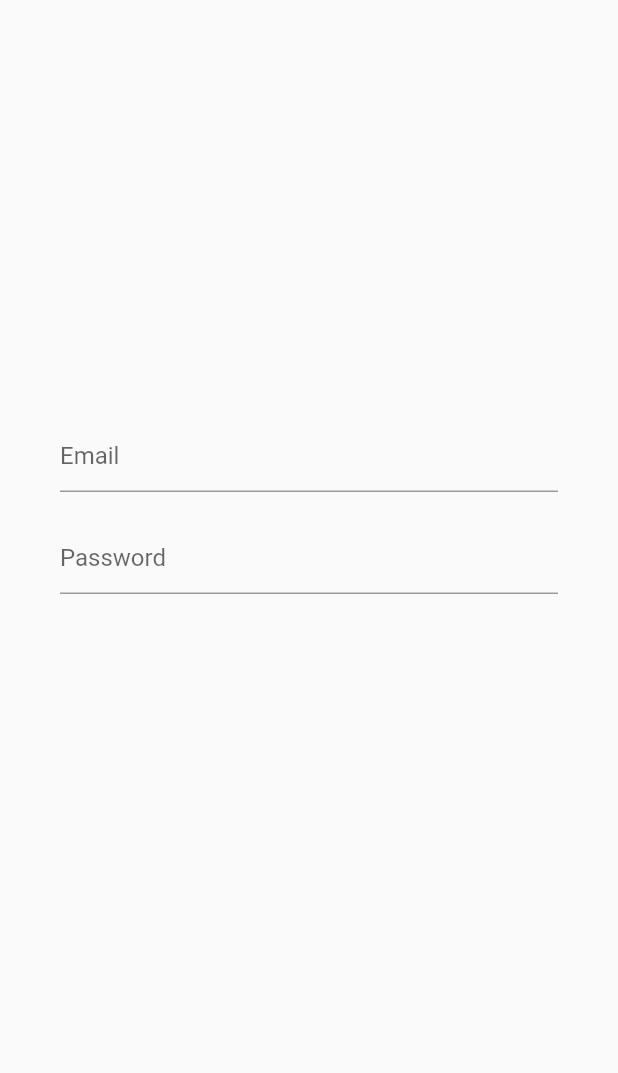
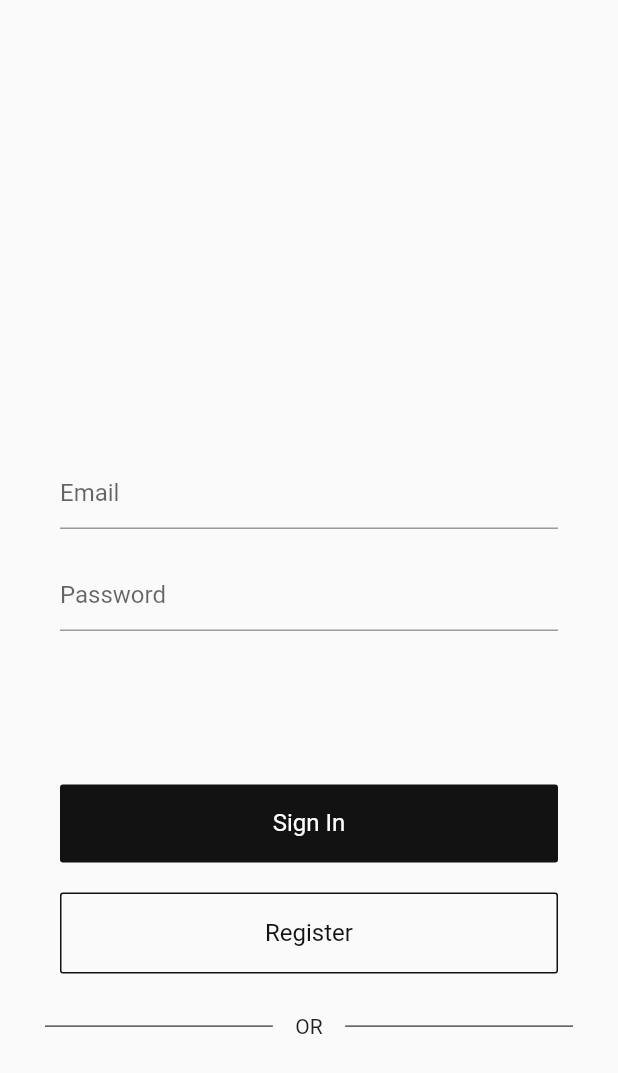
Before and after one commit to madsamarty/Mega-Home, a Flutter app: the screen it shows after launch, on a phone screen of 412 x 824 dp. Shown: the top 1073 px of the screen. Run offline on Flutter 3.47's test engine with Material 2 defaults, Android fonts, the light colour scheme and no system bars; our stand-ins replace flutter_form_builder, get.

Commit message:
sec commit

```diff
--- a/lib/constance.dart
+++ b/lib/constance.dart
@@ -25,7 +25,7 @@ MaterialColor primaryColorTheme = const MaterialColor(
     900: Color(0xFFd14c4c),
   },
 );
-const btnBgColor = Color(0xFF800000);
+const btnBgColor = Color(0xFF121212);
 const btnTxtColor = Color.fromRGBO(255, 255, 255, 1.0);
 
 const CACHED_USER_DATA = "CACHED_USER_DATA";
@@ -33,9 +33,3 @@ const CACHED_USER_DATA = "CACHED_USER_DATA";
 const kTileHeight = 50.0;
 const inProgressColor = Colors.black87;
 const todoColor = Color(0xffd1d2d7);
-
-enum Pages {
-  DeliveryTime,
-  AddAddress,
-  Summary,
-}
--- a/lib/view/auth/login_view.dart
+++ b/lib/view/auth/login_view.dart
@@ -2,25 +2,30 @@ import 'dart:developer';
 
 import 'package:flutter/material.dart';
 import 'package:get/get.dart';
+import 'package:mega_home/constance.dart';
 import 'package:mega_home/core/view_model/auth_view_model.dart';
+import 'package:mega_home/view/custom_widgets/custom_text_button.dart';
 import 'package:mega_home/view/custom_widgets/custom_text_from_field.dart';
+import 'package:mega_home/view/custom_widgets/horizontal_or_line.dart';
 
 class LoginView extends GetWidget<AuthViewModel> {
-  const LoginView({Key? key}) : super(key: key);
+  LoginView({Key? key}) : super(key: key);
+  final EdgeInsets _customPadding =
+      const EdgeInsets.symmetric(vertical: 10, horizontal: 20);
 
   @override
   Widget build(BuildContext context) {
+    double _screenHeight = MediaQuery.of(context).size.height;
     return Scaffold(
       body: Container(
         padding: const EdgeInsets.all(20),
         child: Column(
           children: [
-            const SizedBox(
-              height: 250,
+            SizedBox(
+              height: _screenHeight / 3,
             ),
             Container(
-                padding:
-                    const EdgeInsets.symmetric(vertical: 10, horizontal: 20),
+                padding: _customPadding,
                 child: CustomTextFromField(
                   controller: controller.emailController,
                   hint: 'Email',
@@ -28,14 +33,38 @@ class LoginView extends GetWidget<AuthViewModel> {
                   validator: (validator) {},
                 )),
             Container(
-                padding:
-                    const EdgeInsets.symmetric(vertical: 10, horizontal: 20),
+                padding: _customPadding,
                 child: CustomTextFromField(
                   controller: controller.passwordController,
                   hint: 'Password',
                   onSave: (save) {},
                   validator: (validator) {},
                 )),
+            SizedBox(
+              height: MediaQuery.of(context).size.height / 10,
+            ),
+            Container(
+              padding: _customPadding,
+              child: CustomTextButton(
+                onPress: () {},
+                title: "Sign In",
+              ),
+            ),
+            Container(
+              padding: _customPadding,
+              child: Container(
+                decoration: BoxDecoration(
+                    borderRadius: BorderRadius.circular(2),
+                    border: Border.all(color: btnBgColor)),
+                child: CustomTextButton(
+                  onPress: () {},
+                  title: "Register",
+                  backgroundColor: Colors.transparent,
+                  textColor: btnBgColor,
+                ),
+              ),
+            ),
+            const HorizontalOrLine(label: "OR", height: 20)
           ],
         ),
       ),
--- a/lib/view/custom_widgets/custom_flat_button.dart
+++ b/lib/view/custom_widgets/custom_text_button.dart
@@ -24,7 +24,9 @@ class CustomTextButton extends StatelessWidget {
         onPress();
       },
       style: TextButton.styleFrom(
-          shape: RoundedRectangleBorder(borderRadius: BorderRadius.circular(5)),
+          shape: RoundedRectangleBorder(
+            borderRadius: BorderRadius.circular(2),
+          ),
           padding: const EdgeInsets.all(18),
           backgroundColor: backgroundColor,
           textStyle: const TextStyle(fontWeight: FontWeight.bold)),
--- /dev/null
+++ b/lib/view/custom_widgets/horizontal_or_line.dart
@@ -0,0 +1,38 @@
+import 'package:flutter/material.dart';
+import 'package:flutter/widgets.dart';
+
+class HorizontalOrLine extends StatelessWidget {
+  const HorizontalOrLine({
+    required this.label,
+    required this.height,
+  });
+
+  final String label;
+  final double height;
+
+  @override
+  Widget build(BuildContext context) {
+    return Container(
+      margin: const EdgeInsets.symmetric(vertical: 15),
+      child: Row(children: <Widget>[
+        Expanded(
+          child: Container(
+              margin: const EdgeInsets.only(left: 10.0, right: 15.0),
+              child: Divider(
+                color: Colors.black,
+                height: height,
+              )),
+        ),
+        Text(label),
+        Expanded(
+          child: Container(
+              margin: const EdgeInsets.only(left: 15.0, right: 10.0),
+              child: Divider(
+                color: Colors.black,
+                height: height,
+              )),
+        ),
+      ]),
+    );
+  }
+}
```
